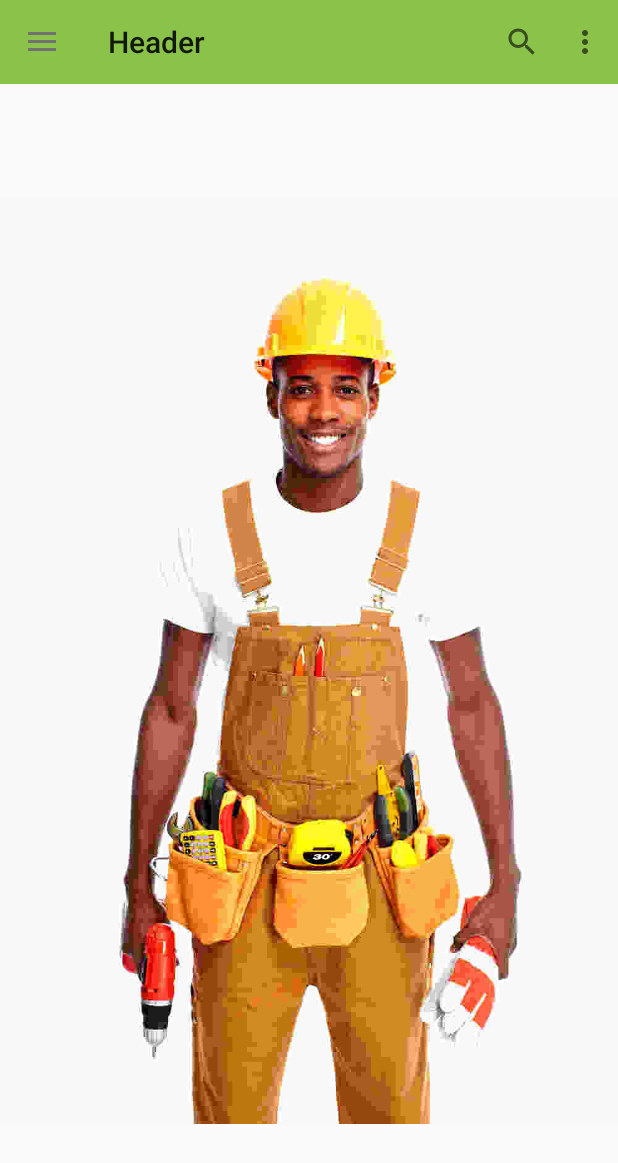
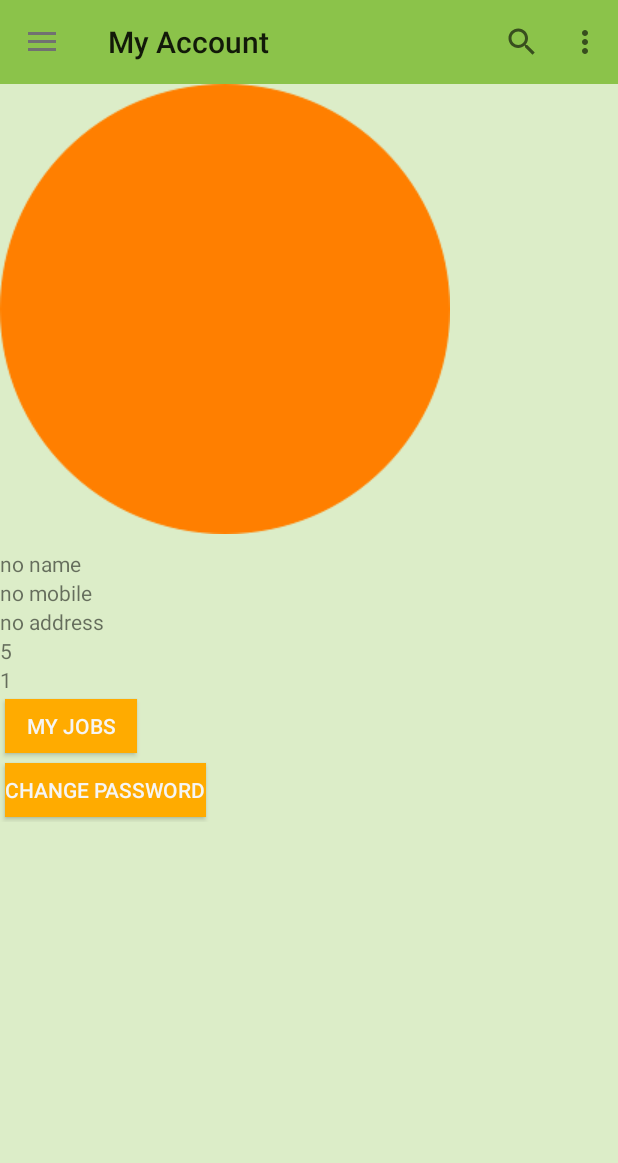
Before and after one commit to soorajpottekat/zebenzi_android, an Android app: the screen it shows after launch (MainActivity), in the options menu, after a tap on "My Account", on a phone screen of 412 x 824 dp. Shown: the top 1163 px of the screen. Run offline under Robolectric (Android 15) with nearby library versions, the phone set to English and light mode, and no system bars.

Commit message:
Add account fragment

```diff
--- a/app/src/main/java/com/zebenzi/network/HttpPostLoginTask.java
+++ b/app/src/main/java/com/zebenzi/network/HttpPostLoginTask.java
@@ -50,8 +50,8 @@ public class HttpPostLoginTask extends AsyncTask<String, String, String> {
 
             URL url = new URL(ctx.getString(R.string.api_url_login_token));
             HttpURLConnection conn = (HttpURLConnection) url.openConnection();
-            conn.setReadTimeout(10000);
-            conn.setConnectTimeout(15000);
+            conn.setReadTimeout(1000);
+            conn.setConnectTimeout(1000);
             conn.setRequestMethod(ctx.getString(R.string.api_rest_post));
             conn.setDoInput(true);
             conn.setDoOutput(true);
--- /dev/null
+++ b/app/src/main/java/com/zebenzi/ui/AccountFragment.java
@@ -0,0 +1,78 @@
+package com.zebenzi.ui;
+
+import android.animation.Animator;
+import android.animation.AnimatorListenerAdapter;
+import android.annotation.TargetApi;
+import android.content.Intent;
+import android.os.AsyncTask;
+import android.os.Build;
+import android.os.Bundle;
+import android.support.v4.app.Fragment;
+import android.support.v7.widget.Toolbar;
+import android.text.TextUtils;
+import android.view.KeyEvent;
+import android.view.LayoutInflater;
+import android.view.View;
+import android.view.View.OnClickListener;
+import android.view.ViewGroup;
+import android.view.inputmethod.EditorInfo;
+import android.widget.Button;
+import android.widget.EditText;
+import android.widget.ImageView;
+import android.widget.TextView;
+import android.widget.Toast;
+
+import com.zebenzi.network.HttpGetUserDetailsTask;
+import com.zebenzi.network.HttpPostLoginTask;
+import com.zebenzi.network.IAsyncTaskListener;
+import com.zebenzi.users.Customer;
+
+import org.json.JSONException;
+import org.json.JSONObject;
+
+
+
+//TODO: Revisit how the token is saved and managed via variables
+
+/**
+ * A login screen that offers login via mobile number and password.
+ */
+public class AccountFragment extends Fragment {
+
+    // Keep track of the async tasks to ensure we can cancel it if requested.
+    private AsyncTask<String, String, String>  mLoginTask = null;
+    private AsyncTask<String, String, String>  mUserDetailsTask = null;
+
+    // UI references.
+    private EditText mMobileNumberView;
+    private EditText mPasswordView;
+    private TextView mLoginTokenView;
+    private View mProgressView;
+    private View mLoginFormView;
+    private String oAuthToken;
+
+
+
+    @Override
+    public View onCreateView(LayoutInflater inflater, ViewGroup container, Bundle savedInstanceState) {
+        super.onCreate(savedInstanceState);
+
+        View rootView = inflater.inflate(R.layout.fragment_my_account, container, false);
+
+        ImageView imageView = (ImageView) rootView.findViewById(R.id.imageView);
+        TextView tvName = (TextView) rootView.findViewById(R.id.account_name);
+        TextView tvMobileNumber = (TextView) rootView.findViewById(R.id.account_mobile_number);
+        TextView tvAddress = (TextView) rootView.findViewById(R.id.account_address);
+        TextView tvJobsComplete = (TextView) rootView.findViewById(R.id.account_jobs_done);
+        TextView tvJobsInProgress = (TextView) rootView.findViewById(R.id.account_jobs_in_progress);
+
+//        imageView.setImageDrawable(R.drawable.orange_circle);
+        tvName.setText(Customer.getInstance().getCustomerName());
+        tvMobileNumber.setText(Customer.getInstance().getCustomerMobileNumber());
+        tvAddress.setText(Customer.getInstance().getCustomerAddress());
+        tvJobsComplete.setText("5");
+        tvJobsInProgress.setText("1");
+
+        return rootView;
+    }
+}
--- a/app/src/main/java/com/zebenzi/ui/MainActivity.java
+++ b/app/src/main/java/com/zebenzi/ui/MainActivity.java
@@ -43,15 +43,14 @@ public class MainActivity extends ActionBarActivity implements FragmentListener{
     private FragmentManager fm = getSupportFragmentManager();
     private String mSearchString;
 
-    //TODO: Get this title text dynamically from the fragments
-    private String[] mNavigationOptions = {"Header", "Search", "Account", "History", "Login", "Register"};
-
     private DrawerLayout mDrawerLayout;
     private ListView mDrawerList;
     private ActionBarDrawerToggle mDrawerToggle;
 
     private CharSequence mDrawerTitle = "drawer title";
     private CharSequence mTitle = "drawer title";
+
+    private Menu mMenuOptions;
 
     /**
      * Keep track of the search task to ensure we can cancel it if requested.
@@ -62,6 +61,7 @@ public class MainActivity extends ActionBarActivity implements FragmentListener{
         // Inflate the menu items for use in the action bar
         MenuInflater inflater = getMenuInflater();
         inflater.inflate(R.menu.menu_options, menu);
+        mMenuOptions = menu;
 
         // Associate searchable configuration with the SearchView and Toolbar
 
@@ -178,67 +178,14 @@ public class MainActivity extends ActionBarActivity implements FragmentListener{
 
     @Override
     public boolean onOptionsItemSelected(MenuItem item) {
-
-
         // The action bar home/up action should open or close the drawer.
         // ActionBarDrawerToggle will take care of this.
         if (mDrawerToggle.onOptionsItemSelected(item)) {
             return true;
         }
 
-
-        FragmentTransaction transaction = fm.beginTransaction();
-
-
-        // Replace whatever is in the fragment_container view with this fragment,
-        // and add the transaction to the back stack so the user can navigate back
-        switch (item.getItemId()) {
-            case R.id.action_websearch:
-                // create intent to perform web search for this planet
-//                Intent intent = new Intent(Intent.ACTION_WEB_SEARCH);
-//                intent.putExtra(SearchManager.QUERY, getActionBar().getTitle());
-//                // catch event that there's no activity to handle intent
-//                if (intent.resolveActivity(getPackageManager()) != null) {
-//                    startActivity(intent);
-//                } else {
-                    Toast.makeText(this, "TESTING!", Toast.LENGTH_LONG).show();
-//                }
-                return true;
-            case R.id.action_search:
-                SearchResultsFragment searchFragment = new SearchResultsFragment();
-                transaction.replace(R.id.fragment_container, searchFragment);
-                transaction.addToBackStack(null);
-                transaction.commit();
-                getSupportActionBar().setTitle(R.string.search_title);
-                return true;
-            case R.id.action_history:
-                JobHistoryFragment historyFragment = new JobHistoryFragment();
-                transaction.replace(R.id.fragment_container, historyFragment);
-                transaction.addToBackStack(null);
-                transaction.commit();
-                getSupportActionBar().setTitle(R.string.history);
-                return true;
-            case R.id.action_account:
-                return true;
-            case R.id.action_register:
-                RegisterFragment registerFragment = new RegisterFragment();
-                transaction.replace(R.id.fragment_container, registerFragment);
-                transaction.addToBackStack(null);
-                transaction.commit();
-                getSupportActionBar().setTitle(R.string.register);
-
-                return true;
-            case R.id.action_login:
-                LoginFragment loginFragment = new LoginFragment();
-                transaction.replace(R.id.fragment_container, loginFragment);
-                transaction.addToBackStack(null);
-                transaction.commit();
-                getSupportActionBar().setTitle(R.string.login);
-
-                return true;
-            default:
-                return super.onOptionsItemSelected(item);
-        }
+        changeFragment(item.getItemId());
+        return true;
     }
 
     public static Context getAppContext(){
@@ -251,16 +198,11 @@ public class MainActivity extends ActionBarActivity implements FragmentListener{
     }
 
     private void handleIntent(Intent intent) {
-
         //launch search fragment and pass search string
-
-
         if (Intent.ACTION_SEARCH.equals(intent.getAction())) {
             String query = intent.getStringExtra(SearchManager.QUERY);
             System.out.println("Search Query = " + query);
-
             doSearch(query);
-
         }
     }
 
@@ -310,6 +252,10 @@ public class MainActivity extends ActionBarActivity implements FragmentListener{
                 transaction.commit();
                 break;
             case R.id.action_account:
+                AccountFragment accountFragment = new AccountFragment();
+                transaction.replace(R.id.fragment_container, accountFragment);
+                transaction.addToBackStack(null);
+                transaction.commit();
                 break;
             case R.id.action_register:
                 RegisterFragment registerFragment = new RegisterFragment();
@@ -326,6 +272,12 @@ public class MainActivity extends ActionBarActivity implements FragmentListener{
             default:
                 System.out.println("Fragment not found. Id = " + fragmentId);
                 break;
+        }
+
+        //Update the title in the actionbar
+        if (mMenuOptions != null) {
+            MenuItem mi = mMenuOptions.findItem(fragmentId);
+            getSupportActionBar().setTitle(mi.getTitle());
         }
     }
 
@@ -363,7 +315,6 @@ public class MainActivity extends ActionBarActivity implements FragmentListener{
 
         // Highlight the selected item, update the title, and close the drawer
         mDrawerList.setItemChecked(position, true);
-        setTitle(mNavigationOptions[position]);
         mDrawerLayout.closeDrawer(mDrawerList);
     }
 
@@ -382,13 +333,17 @@ public class MainActivity extends ActionBarActivity implements FragmentListener{
     protected void onPostCreate(Bundle savedInstanceState) {
         super.onPostCreate(savedInstanceState);
         // Sync the toggle state after onRestoreInstanceState has occurred.
-        mDrawerToggle.syncState();
+        if (mDrawerToggle != null) {
+            mDrawerToggle.syncState();
+        }
     }
 
     @Override
     public void onConfigurationChanged(Configuration newConfig) {
         super.onConfigurationChanged(newConfig);
         // Pass any configuration change to the drawer toggls
-        mDrawerToggle.onConfigurationChanged(newConfig);
+        if (mDrawerToggle != null) {
+            mDrawerToggle.onConfigurationChanged(newConfig);
+        }
     }
 }
--- a/app/src/main/java/com/zebenzi/ui/drawer/NavigationDrawerAdapter.java
+++ b/app/src/main/java/com/zebenzi/ui/drawer/NavigationDrawerAdapter.java
@@ -5,9 +5,6 @@ import android.view.LayoutInflater;
 import android.view.View;
 import android.view.ViewGroup;
 import android.widget.ArrayAdapter;
-
-import com.zebenzi.ui.drawer.ListItem;
-
 import java.util.List;
 
 /**
--- a/app/src/main/java/com/zebenzi/ui/drawer/NavigationDrawerHeader.java
+++ b/app/src/main/java/com/zebenzi/ui/drawer/NavigationDrawerHeader.java
@@ -4,10 +4,7 @@ import android.view.LayoutInflater;
 import android.view.View;
 import android.widget.ImageView;
 import android.widget.TextView;
-
 import com.zebenzi.ui.R;
-import com.zebenzi.ui.drawer.ListItem;
-import com.zebenzi.ui.drawer.NavigationDrawerAdapter;
 import com.zebenzi.users.Customer;
 
 /**
--- a/app/src/main/java/com/zebenzi/ui/drawer/NavigationDrawerItem.java
+++ b/app/src/main/java/com/zebenzi/ui/drawer/NavigationDrawerItem.java
@@ -4,10 +4,7 @@ import android.view.LayoutInflater;
 import android.view.View;
 import android.widget.ImageView;
 import android.widget.TextView;
-
 import com.zebenzi.ui.R;
-import com.zebenzi.ui.drawer.ListItem;
-import com.zebenzi.ui.drawer.NavigationDrawerAdapter;
 
 /**
  * Created by Vaugan.Nayagar on 2015/09/27.
--- a/app/src/main/java/com/zebenzi/users/Customer.java
+++ b/app/src/main/java/com/zebenzi/users/Customer.java
@@ -32,9 +32,9 @@ public class Customer {
 
             name = settings.getString("customer_name","no name");
             email = settings.getString("customer_email","no email");
-            mobileNumber = "contactNumber";
-            address = "address";
-            id = "userId";
+            mobileNumber =  settings.getString("customer_mobile_number","no mobile");
+            address =  settings.getString("customer_address","no address");
+            id = settings.getString("customer_id","no id");
 
     }
 
@@ -62,6 +62,9 @@ public class Customer {
         SharedPreferences.Editor editor = settings.edit();
         editor.putString("customer_name", name);
         editor.putString("customer_email", email);
+        editor.putString("customer_address", address);
+        editor.putString("customer_mobile_number", mobileNumber);
+        editor.putString("customer_id", id);
 
         // Commit the edits!
         editor.commit();
--- /dev/null
+++ b/app/src/main/res/layout/fragment_my_account.xml
@@ -0,0 +1,73 @@
+<LinearLayout xmlns:android="http://schemas.android.com/apk/res/android"
+    xmlns:tools="http://schemas.android.com/tools" android:layout_width="match_parent"
+    android:layout_height="match_parent" android:gravity="center_horizontal"
+    android:orientation="vertical"
+    android:background="@color/material_light_green_100"
+    tools:context=".LoginActivity">
+
+    <!--<ImageView-->
+        <!--android:layout_width="fill_parent"-->
+        <!--android:layout_height="wrap_content"-->
+        <!--android:id="@+id/imageView"-->
+        <!--android:layout_gravity="center_horizontal|top"-->
+        <!--android:layout_weight="1"-->
+        <!--android:src="@drawable/zebenzi_banner" />-->
+
+
+    <ScrollView android:id="@+id/my_account_form" android:layout_width="match_parent"
+        android:layout_height="match_parent"
+        android:layout_weight="1">
+
+        <LinearLayout android:id="@+id/email_login_form" android:layout_width="match_parent"
+            android:layout_height="wrap_content" android:orientation="vertical">
+
+            <ImageView
+                android:layout_width="wrap_content"
+                android:layout_height="wrap_content"
+                android:id="@+id/imageView2"
+                android:src="@drawable/orange_circle"/>
+
+            <TextView
+                android:layout_width="match_parent"
+                android:layout_height="fill_parent"
+                android:layout_marginTop="10dp"
+                android:clickable="true"
+                android:text="Name"
+                android:id="@+id/account_name" />
+            <TextView
+                android:layout_width="match_parent"
+                android:layout_height="fill_parent"
+                android:text="Mobile Number"
+                android:id="@+id/account_mobile_number" />
+            <TextView
+                android:layout_width="match_parent"
+                android:layout_height="fill_parent"
+                android:text="Address"
+                android:id="@+id/account_address" />
+            <TextView
+                android:layout_width="match_parent"
+                android:layout_height="fill_parent"
+                android:text="Jobs Done"
+                android:id="@+id/account_jobs_done" />
+
+            <TextView
+                android:layout_width="match_parent"
+                android:layout_height="fill_parent"
+                android:text="Jobs in Progress"
+                android:id="@+id/account_jobs_in_progress" />
+
+            <Button android:id="@+id/change_password_button" style="@style/materialButton"
+                android:layout_width="wrap_content" android:layout_height="wrap_content"
+                android:layout_marginTop="16dp" android:text="My Jobs"
+                android:background="@color/material_amber_A700" />
+            <Button android:id="@+id/job_history_button" style="@style/materialButton"
+                    android:layout_width="wrap_content" android:layout_height="wrap_content"
+                    android:layout_marginTop="16dp" android:text="Change Password"
+                    android:background="@color/material_amber_A700" />
+
+
+        </LinearLayout>
+    </ScrollView>
+
+
+</LinearLayout>
--- a/app/src/main/res/layout/header_navigation_drawer.xml
+++ b/app/src/main/res/layout/header_navigation_drawer.xml
@@ -12,7 +12,7 @@
         android:layout_width="match_parent"
         android:layout_height="wrap_content"
         android:orientation="vertical"
-        android:layout_alignParentBottom="true"
+        android:layout_alignParentBottom="false"
         android:layout_alignParentLeft="true"
         android:layout_alignParentStart="true">
         <ImageView
--- a/app/src/main/res/values/strings.xml
+++ b/app/src/main/res/values/strings.xml
@@ -16,8 +16,9 @@
     <string name="api_json_field_service_id">ServiceId</string>
     <string name="api_json_field_worker_id">WorkerId</string>
     <string name="history">My Jobs</string>
-    <string name="drawer_open">Open Drawe</string>
+    <string name="drawer_open">Open Drawer</string>
     <string name="drawer_close">Close Drawer</string>
+    <string name="forgot_password">Forgot Password?</string>
 
 
 </resources>
```
Also changed, not shown: app/src/main/java/com/zebenzi/ui/LoginFragment.java (+28 -7 lines), app/src/main/res/layout/fragment_login.xml (+7 -1 lines).
